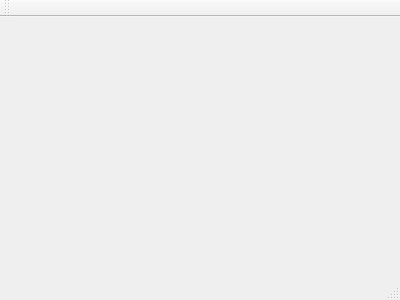
First picture: the form in ui/mainwindow.ui, repository DexterF/QtChronos, before the edit.
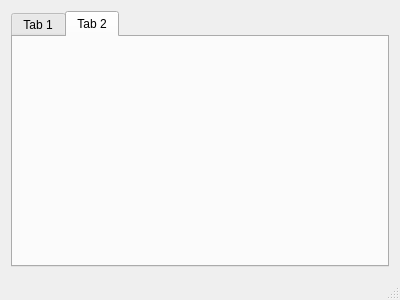
Second picture: the form after the edit.

Commit message: Simple tabed UI design with a button on the top left to be used instead of the menubar

Patch:
```diff
--- a/ui/mainwindow.ui
+++ b/ui/mainwindow.ui
@@ -12,13 +12,46 @@
   <property name="windowTitle" >
    <string>MainWindow</string>
   </property>
-  <widget class="QMenuBar" name="menuBar" />
-  <widget class="QToolBar" name="mainToolBar" />
-  <widget class="QWidget" name="centralWidget" />
-  <widget class="QStatusBar" name="statusBar" />
+  <widget class="QWidget" name="centralWidget">
+   <layout class="QVBoxLayout" name="verticalLayout">
+    <item>
+     <widget class="QTabWidget" name="tabWidget">
+      <property name="tabShape">
+       <enum>QTabWidget::Rounded</enum>
+      </property>
+      <property name="currentIndex">
+       <number>1</number>
+      </property>
+      <property name="documentMode">
+       <bool>false</bool>
+      </property>
+      <widget class="QWidget" name="tab">
+       <attribute name="title">
+        <string>Tab 1</string>
+       </attribute>
+      </widget>
+      <widget class="QWidget" name="tab_2">
+       <attribute name="title">
+        <string>Tab 2</string>
+       </attribute>
+      </widget>
+     </widget>
+    </item>
+   </layout>
+  </widget>
+  <widget class="QMenuBar" name="menuBar">
+   <property name="geometry">
+    <rect>
+     <x>0</x>
+     <y>0</y>
+     <width>400</width>
+     <height>20</height>
+    </rect>
+   </property>
+  </widget>
+  <widget class="QStatusBar" name="statusBar"/>
  </widget>
- <layoutDefault spacing="6" margin="11" />
- <pixmapfunction></pixmapfunction>
+ <layoutdefault spacing="6" margin="11"/>
  <resources/>
  <connections/>
 </ui>
```
Left out of the diff: 7 changed lines with no effect on the pictures. The commit also changes 1 other file.
